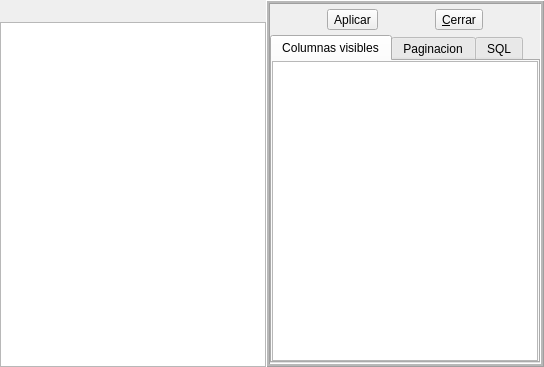
The window that bulmages/bulmalib/src/blsubformbase.ui (eboladev/Bulmages-1) describes before a commit, drawn with Qt 5.
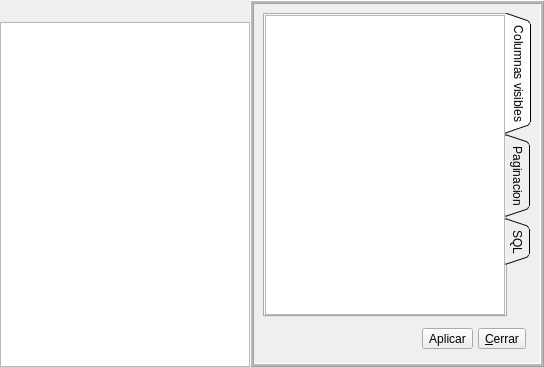
The same window after the commit. Icons and pictures are not drawn. Custom widgets are drawn as their Qt base class.

What changed in the file:
```diff
--- a/bulmages/bulmalib/src/blsubformbase.ui
+++ b/bulmages/bulmalib/src/blsubformbase.ui
@@ -159,14 +159,8 @@
      <property name="midLineWidth">
       <number>2</number>
      </property>
-     <layout class="QGridLayout">
-      <property name="margin">
-       <number>0</number>
-      </property>
-      <property name="spacing">
-       <number>0</number>
-      </property>
-      <item row="1" column="0">
+     <layout class="QGridLayout" name="gridLayout">
+      <item row="0" column="0">
        <widget class="QTabWidget" name="mui_selectorblsubform">
         <property name="sizePolicy">
          <sizepolicy hsizetype="Preferred" vsizetype="Expanding">
@@ -180,6 +174,12 @@
         <property name="layoutDirection">
          <enum>Qt::LeftToRight</enum>
         </property>
+        <property name="tabPosition">
+         <enum>QTabWidget::East</enum>
+        </property>
+        <property name="tabShape">
+         <enum>QTabWidget::Triangular</enum>
+        </property>
         <property name="currentIndex">
          <number>0</number>
         </property>
@@ -2453,7 +2453,7 @@
         </widget>
        </widget>
       </item>
-      <item row="0" column="0">
+      <item row="1" column="0">
        <widget class="QFrame" name="frame">
         <property name="frameShape">
          <enum>QFrame::NoFrame</enum>
@@ -2468,6 +2468,19 @@
          <property name="margin">
           <number>5</number>
          </property>
+         <item>
+          <spacer name="horizontalSpacer_2">
+           <property name="orientation">
+            <enum>Qt::Horizontal</enum>
+           </property>
+           <property name="sizeHint" stdset="0">
+            <size>
+             <width>40</width>
+             <height>20</height>
+            </size>
+           </property>
+          </spacer>
+         </item>
          <item>
           <widget class="QToolButton" name="mui_confcol">
            <property name="text">
```
